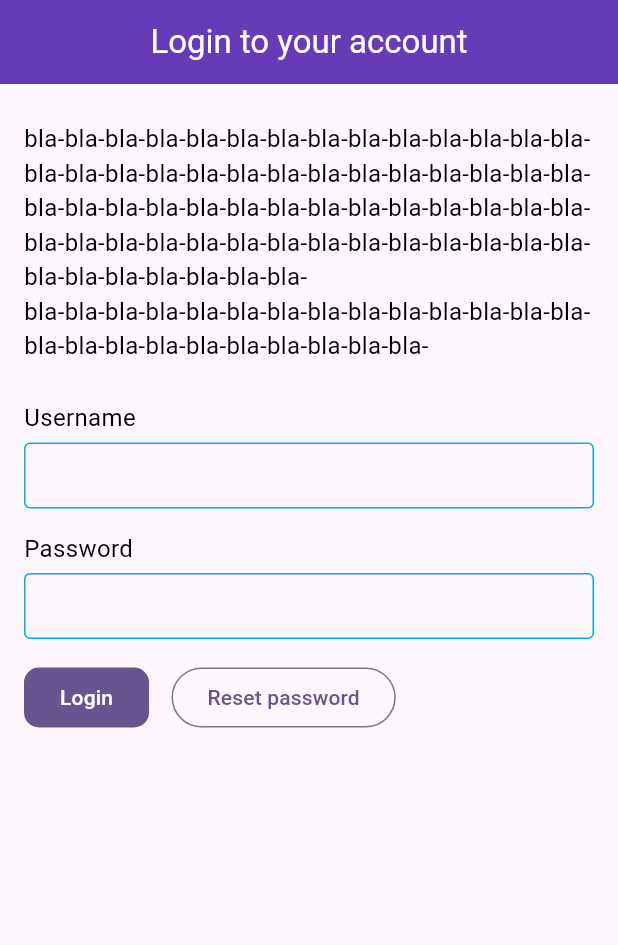
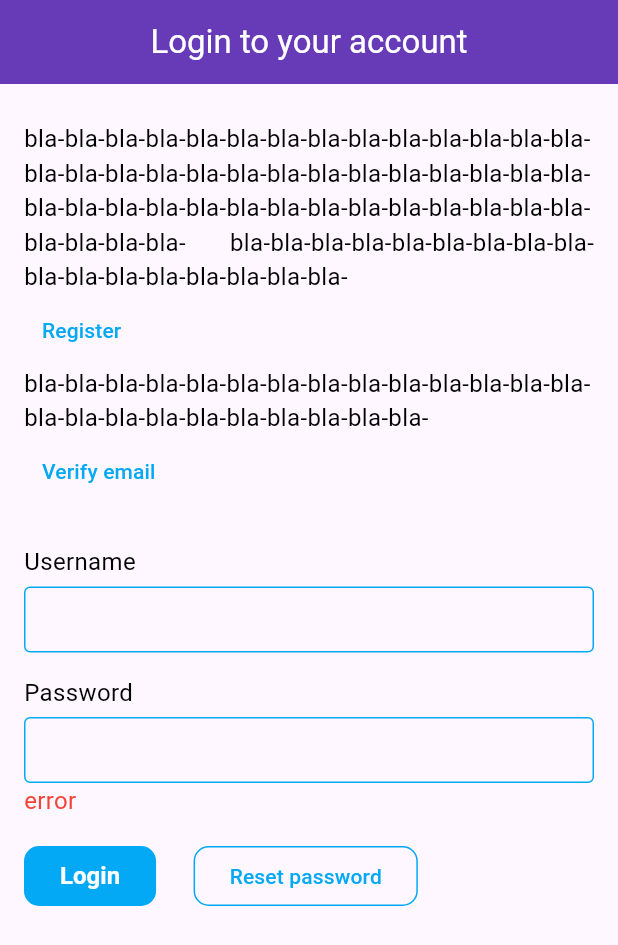
Before and after one commit to Vi1lain/move_db, a Flutter app: the screen it shows after launch, after a tap on "Login", on a phone screen of 412 x 824 dp. Shown: the top 945 px of the screen. Run offline on Flutter 3.47's test engine with Material 3 defaults, Android fonts, the phone set to English and light mode, and no system bars.

Commit message:
button auth

```diff
--- /dev/null
+++ b/lib/Theme/app_buttom_style.dart
@@ -0,0 +1,25 @@
+import 'package:flutter/material.dart';
+
+abstract class AppButtomStyle {
+
+  static final TextStyle textStyleBlack = const TextStyle(fontSize: 16, color: Colors.black);
+  static final  TextStyle textStyleLightBlue = const TextStyle(color: Colors.lightBlue);
+
+
+  static final ButtonStyle linkButtomFilled = ButtonStyle(
+      textStyle: MaterialStatePropertyAll(
+          TextStyle(fontSize: 16, fontWeight: FontWeight.w700)),
+      backgroundColor: MaterialStatePropertyAll(Colors.lightBlue),
+      shape: MaterialStateProperty.all<RoundedRectangleBorder>(
+          RoundedRectangleBorder(
+              borderRadius: BorderRadius.circular(10)))
+  );
+
+  static final ButtonStyle linkButtomOutlined = ButtonStyle(
+      //textStyle: MaterialStatePropertyAll(TextStyle(color: Colors.lightBlue)),
+      side: MaterialStatePropertyAll(
+          BorderSide(color: Colors.lightBlue)),
+      shape: MaterialStateProperty.all<RoundedRectangleBorder>(
+          RoundedRectangleBorder(
+              borderRadius: BorderRadius.circular(10))));
+}
--- a/lib/widgets/auth/auth_widget.dart
+++ b/lib/widgets/auth/auth_widget.dart
@@ -1,5 +1,6 @@
 import 'package:flutter/cupertino.dart';
 import 'package:flutter/material.dart';
+import 'package:move_db/Theme/app_buttom_style.dart';
 
 class AuthWidget extends StatefulWidget {
   AuthWidget({super.key});
@@ -30,30 +31,38 @@ class _HeaderWidget extends StatelessWidget {
 
   @override
   Widget build(BuildContext context) {
-    TextStyle textStyle = const TextStyle(fontSize: 16, color: Colors.black);
     return Padding(
       padding: EdgeInsets.symmetric(horizontal: 16),
       child: Column(
+        crossAxisAlignment: CrossAxisAlignment.start,
         mainAxisSize: MainAxisSize.max,
         children: [
           const SizedBox(height: 25),
           Text(
-              style: textStyle,
+              style: AppButtomStyle.textStyleBlack,
               textAlign: TextAlign.justify,
               'bla-bla-bla-bla-bla-bla-bla-bla-bla-bla-'
               'bla-bla-bla-bla-bla-bla-bla-bla-bla-'
               'bla-bla-bla-bla-bla-bla-bla-bla-bla-'
               'bla-bla-bla-bla-bla-bla-bla-bla-bla-'
-              'bla-bla-bla-bla-bla-bla-bla-bla-bla-'
+              'bla-bla-bla-bla-bla-bla-bla-bla-bla- '
               'bla-bla-bla-bla-bla-bla-bla-bla-bla-'
               'bla-bla-bla-bla-bla-bla-bla-bla-'),
+          TextButton(
+              onPressed: () {},
+              child:
+                  Text(style: AppButtomStyle.textStyleLightBlue, "Register")),
           Text(
-              style: textStyle,
+              style: AppButtomStyle.textStyleBlack,
               'bla-bla-bla-bla-bla-bla-bla-bla-'
               'bla-bla-bla-bla-bla-bla-bla-bla-'
               'bla-bla-bla-bla-bla-bla-bla-bla-'),
+          TextButton(
+              onPressed: () {},
+              child: Text(
+                  style: AppButtomStyle.textStyleLightBlue, "Verify email")),
           const SizedBox(height: 25),
-          const _FormWidget(),
+          _FormWidget(),
         ],
       ),
     );
@@ -61,16 +70,35 @@ class _HeaderWidget extends StatelessWidget {
 }
 
 class _FormWidget extends StatefulWidget {
-  const _FormWidget({super.key});
+  _FormWidget({super.key});
 
   @override
   State<_FormWidget> createState() => _FormWidgetState();
 }
 
 class _FormWidgetState extends State<_FormWidget> {
+  final _loginTextController = TextEditingController();
+  final _passwordController = TextEditingController();
+  String? errorText = null;
+  _auth() {
+
+    String _loginText = _loginTextController.text;
+    String _resetPassword = _passwordController.text;
+    if (_loginText == "admin" && _resetPassword == "admin") {
+      errorText="open App";
+    } else {
+      errorText= "error";
+    }
+    setState(() {});
+  }
+
+  _restPassword() {
+    print("reset password!");
+  }
+
   @override
   Widget build(BuildContext context) {
-    TextStyle textStyle = const TextStyle(fontSize: 16, color: Colors.black);
+
 
     InputDecoration textFieldDecorator = const InputDecoration(
         fillColor: Colors.red,
@@ -81,32 +109,39 @@ class _FormWidgetState extends State<_FormWidget> {
         isCollapsed: true,
         contentPadding: EdgeInsets.symmetric(horizontal: 10, vertical: 10),
         border: OutlineInputBorder());
+
     return Column(
       crossAxisAlignment: CrossAxisAlignment.start,
       children: [
-        Text(style: textStyle, "Username"),
+        Text(style: AppButtomStyle.textStyleBlack, "Username"),
         const SizedBox(height: 5),
         TextField(
+          controller: _loginTextController,
           decoration: textFieldDecorator,
         ),
         const SizedBox(height: 15),
-        Text(style: textStyle, "Password"),
+        Text(style: AppButtomStyle.textStyleBlack, "Password"),
         const SizedBox(height: 5),
         TextField(
+          controller: _passwordController,
           decoration: textFieldDecorator,
         ),
+
+     Text.rich( errorText!=null?TextSpan(style:TextStyle(color: Colors.red,fontSize: 16),text: errorText):TextSpan(text:"")),
         const SizedBox(height: 15),
         Row(
           children: [
             FilledButton(
-                style: ButtonStyle(
-                    shape: MaterialStateProperty.all<RoundedRectangleBorder>(
-                        RoundedRectangleBorder(
-                            borderRadius: BorderRadius.circular(10)))),
-                onPressed: () {},
+                style: AppButtomStyle.linkButtomFilled,
+                onPressed: _auth,
                 child: Text("Login")),
-            const SizedBox(width: 15),
-            OutlinedButton(onPressed: () {}, child: Text("Reset password")),
+            const SizedBox(width: 25),
+            OutlinedButton(
+                style: AppButtomStyle.linkButtomOutlined,
+                onPressed: _restPassword,
+                child: Text(
+                    style: AppButtomStyle.textStyleLightBlue,
+                    "Reset password")),
           ],
         )
       ],
```
